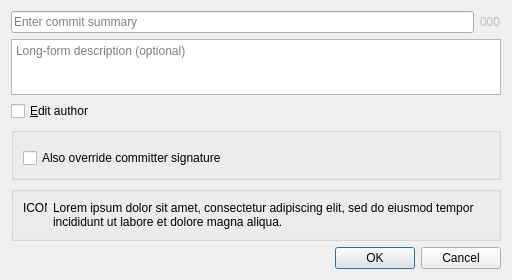
Qt form gitfourchette/forms/commitdialog.ui (weblate/gitfourchette) before a commit.
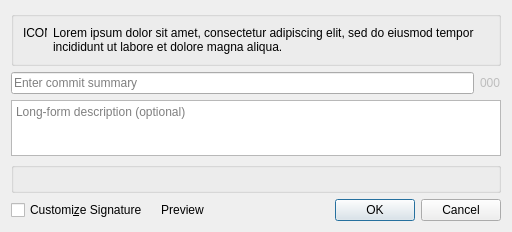
The same form after that commit. Custom widgets are drawn as their Qt base class.

Commit message:
Revamp signature editor
- Combobox to specify which of the 2 signatures to override (or both)
- Timezone offset combobox
- Signature preview button

What changed in the file:
```diff
--- a/gitfourchette/forms/commitdialog.ui
+++ b/gitfourchette/forms/commitdialog.ui
@@ -17,85 +17,6 @@
    <bool>true</bool>
   </property>
   <layout class="QVBoxLayout" name="verticalLayout">
-   <item>
-    <layout class="QHBoxLayout" name="summaryRowLayout">
-     <item>
-      <widget class="QLineEdit" name="summaryEditor">
-       <property name="placeholderText">
-        <string>Enter commit summary</string>
-       </property>
-      </widget>
-     </item>
-     <item>
-      <widget class="QLabel" name="counterLabel">
-       <property name="enabled">
-        <bool>false</bool>
-       </property>
-       <property name="toolTip">
-        <string>&lt;p&gt;Length of the summary. Convention is to stay under 50 characters and avoid going over 72. If that’s not enough, use the long-form description.&lt;/p&gt;</string>
-       </property>
-       <property name="text">
-        <string notr="true">000</string>
-       </property>
-      </widget>
-     </item>
-    </layout>
-   </item>
-   <item>
-    <widget class="QPlainTextEdit" name="descriptionEditor">
-     <property name="tabChangesFocus">
-      <bool>true</bool>
-     </property>
-     <property name="placeholderText">
-      <string>Long-form description (optional)</string>
-     </property>
-    </widget>
-   </item>
-   <item>
-    <widget class="QCheckBox" name="revealAuthor">
-     <property name="text">
-      <string>&amp;Edit author</string>
-     </property>
-     <property name="checked">
-      <bool>false</bool>
-     </property>
-    </widget>
-   </item>
-   <item>
-    <widget class="QGroupBox" name="authorGroupBox">
-     <property name="enabled">
-      <bool>true</bool>
-     </property>
-     <property name="title">
-      <string/>
-     </property>
-     <property name="flat">
-      <bool>false</bool>
-     </property>
-     <property name="checkable">
-      <bool>false</bool>
-     </property>
-     <layout class="QVBoxLayout" name="verticalLayout_2">
-      <item>
-       <widget class="SignatureForm" name="authorSignature" native="true"/>
-      </item>
-      <item>
-       <widget class="QCheckBox" name="overrideCommitterSignature">
-        <property name="toolTip">
-         <string>&lt;p&gt;Check this to use the same custom signature for the author and committer.&lt;/p&gt;
-&lt;p&gt;If you uncheck this, only the author will be overridden, and the committer will be set to: {0}.&lt;/p&gt;</string>
-        </property>
-        <property name="text">
-         <string>Also override committer signature</string>
-        </property>
-        <property name="checked">
-         <bool>false</bool>
-        </property>
-       </widget>
-      </item>
-     </layout>
-    </widget>
-   </item>
    <item>
     <widget class="QGroupBox" name="infoBox">
      <property name="title">
@@ -138,18 +59,94 @@
     </widget>
    </item>
    <item>
-    <widget class="QDialogButtonBox" name="buttonBox">
-     <property name="orientation">
-      <enum>Qt::Horizontal</enum>
+    <layout class="QHBoxLayout" name="summaryRowLayout">
+     <item>
+      <widget class="QLineEdit" name="summaryEditor">
+       <property name="placeholderText">
+        <string>Enter commit summary</string>
+       </property>
+      </widget>
+     </item>
+     <item>
+      <widget class="QLabel" name="counterLabel">
+       <property name="enabled">
+        <bool>false</bool>
+       </property>
+       <property name="toolTip">
+        <string>&lt;p&gt;Length of the summary. Convention is to stay under 50 characters and avoid going over 72. If that’s not enough, use the long-form description.&lt;/p&gt;</string>
+       </property>
+       <property name="text">
+        <string notr="true">000</string>
+       </property>
+      </widget>
+     </item>
+    </layout>
+   </item>
+   <item>
+    <widget class="QPlainTextEdit" name="descriptionEditor">
+     <property name="tabChangesFocus">
+      <bool>true</bool>
      </property>
-     <property name="standardButtons">
-      <set>QDialogButtonBox::Cancel|QDialogButtonBox::Ok</set>
+     <property name="placeholderText">
+      <string>Long-form description (optional)</string>
      </property>
-     <property name="centerButtons">
+    </widget>
+   </item>
+   <item>
+    <widget class="QGroupBox" name="signatureBox">
+     <property name="enabled">
+      <bool>true</bool>
+     </property>
+     <property name="title">
+      <string/>
+     </property>
+     <property name="flat">
       <bool>false</bool>
      </property>
+     <property name="checkable">
+      <bool>false</bool>
+     </property>
+     <layout class="QVBoxLayout" name="verticalLayout_2">
+      <item>
+       <widget class="SignatureForm" name="signature" native="true"/>
+      </item>
+     </layout>
     </widget>
    </item>
+   <item>
+    <layout class="QHBoxLayout" name="buttonLayout">
+     <item>
+      <widget class="QCheckBox" name="revealSignature">
+       <property name="text">
+        <string>Customi&amp;ze Signature</string>
+       </property>
+       <property name="checked">
+        <bool>false</bool>
+       </property>
+      </widget>
+     </item>
+     <item>
+      <widget class="QToolButton" name="signatureButton">
+       <property name="focusPolicy">
+        <enum>Qt::FocusPolicy::NoFocus</enum>
+       </property>
+       <property name="text">
+        <string>Preview</string>
+       </property>
+       <property name="autoRaise">
+        <bool>true</bool>
+       </property>
+      </widget>
+     </item>
+     <item>
+      <widget class="QDialogButtonBox" name="buttonBox">
+       <property name="standardButtons">
+        <set>QDialogButtonBox::StandardButton::Cancel|QDialogButtonBox::StandardButton::Ok</set>
+       </property>
+      </widget>
+     </item>
+    </layout>
+   </item>
   </layout>
  </widget>
  <customwidgets>
```
Left out of the diff: 42 changed lines with no effect on the pictures. The commit also changes 8 other files.
